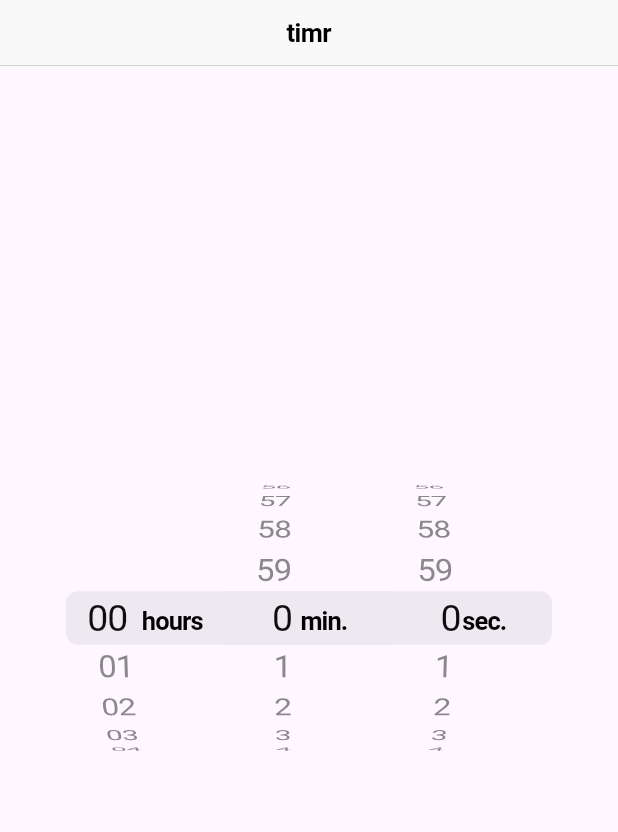
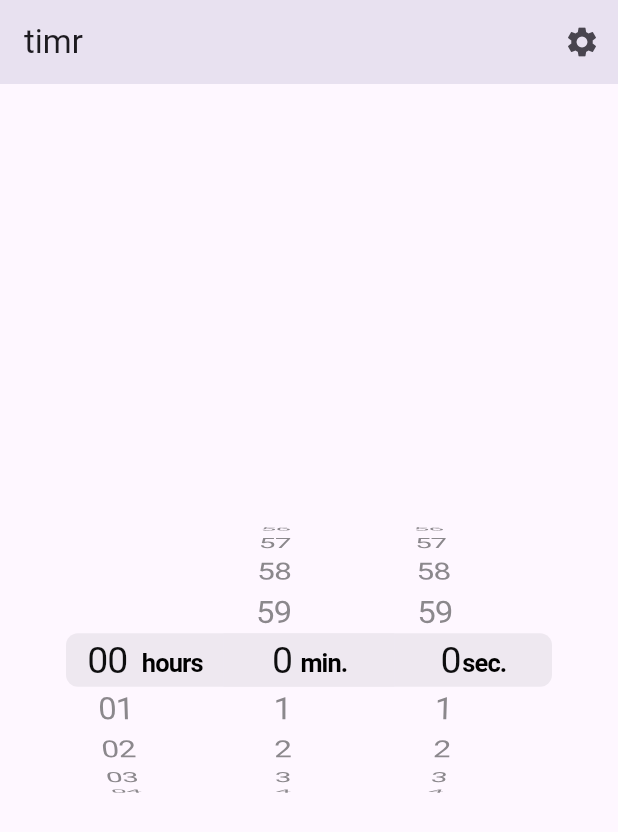
Before and after one commit to nickywongdong/timr, a Flutter app: the screen it shows after launch, on a phone screen of 412 x 824 dp. Shown: the top 832 px of the screen. Run offline on Flutter 3.47's test engine with Material 3 defaults, Android fonts, the phone set to English and light mode, and no system bars; generated files the repository leaves out were written again.

Commit message:
Removing sample feature, adding appbar with settings button

```diff
--- a/lib/src/app.dart
+++ b/lib/src/app.dart
@@ -3,8 +3,6 @@
 import 'package:flutter_localizations/flutter_localizations.dart';
 import 'package:timr/src/features/timepicker.dart';
 
-import 'sample_feature/sample_item_details_view.dart';
-import 'sample_feature/sample_item_list_view.dart';
 import 'settings/settings_controller.dart';
 import 'settings/settings_view.dart';
 
@@ -70,8 +68,6 @@
                 switch (routeSettings.name) {
                   case SettingsView.routeName:
                     return SettingsView(controller: settingsController);
-                  case SampleItemDetailsView.routeName:
-                    return const SampleItemDetailsView();
                   case TimerPickerExample.routeName:
                   default:
                     return const TimerPickerExample();
--- a/lib/src/features/timepicker.dart
+++ b/lib/src/features/timepicker.dart
@@ -1,4 +1,7 @@
+import 'package:flutter/material.dart';
 import 'package:flutter/cupertino.dart';
+
+import '../settings/settings_view.dart';
 
 class TimerPickerExample extends StatefulWidget {
   const TimerPickerExample({super.key});
@@ -15,11 +18,23 @@
 
   @override
   Widget build(BuildContext context) {
-    return CupertinoPageScaffold(
-      navigationBar: const CupertinoNavigationBar(
-        middle: Text('timr'),
+    return Scaffold(
+
+      appBar: AppBar(
+        title: const Text('timr'),
+        actions: [
+          IconButton(
+            icon: const Icon(Icons.settings),
+            onPressed: () {
+              // Navigate to the settings page. If the user leaves and returns
+              // to the app after it has been killed while running in the
+              // background, the navigation stack is restored.
+              Navigator.restorablePushNamed(context, SettingsView.routeName);
+            },
+          ),
+        ],
       ),
-      child: DefaultTextStyle(
+      body: DefaultTextStyle(
         style: TextStyle(
           color: CupertinoColors.label.resolveFrom(context),
           fontSize: 22.0,
--- a/lib/src/sample_feature/sample_item.dart
+++ /dev/null
@@ -1,6 +0,0 @@
-/// A placeholder class that represents an entity or model.
-class SampleItem {
-  const SampleItem(this.id);
-
-  final int id;
-}
```
Also changed, not shown: lib/src/sample_feature/sample_item_details_view.dart (deleted, +0 -20 lines), lib/src/sample_feature/sample_item_list_view.dart (deleted, +0 -71 lines).
